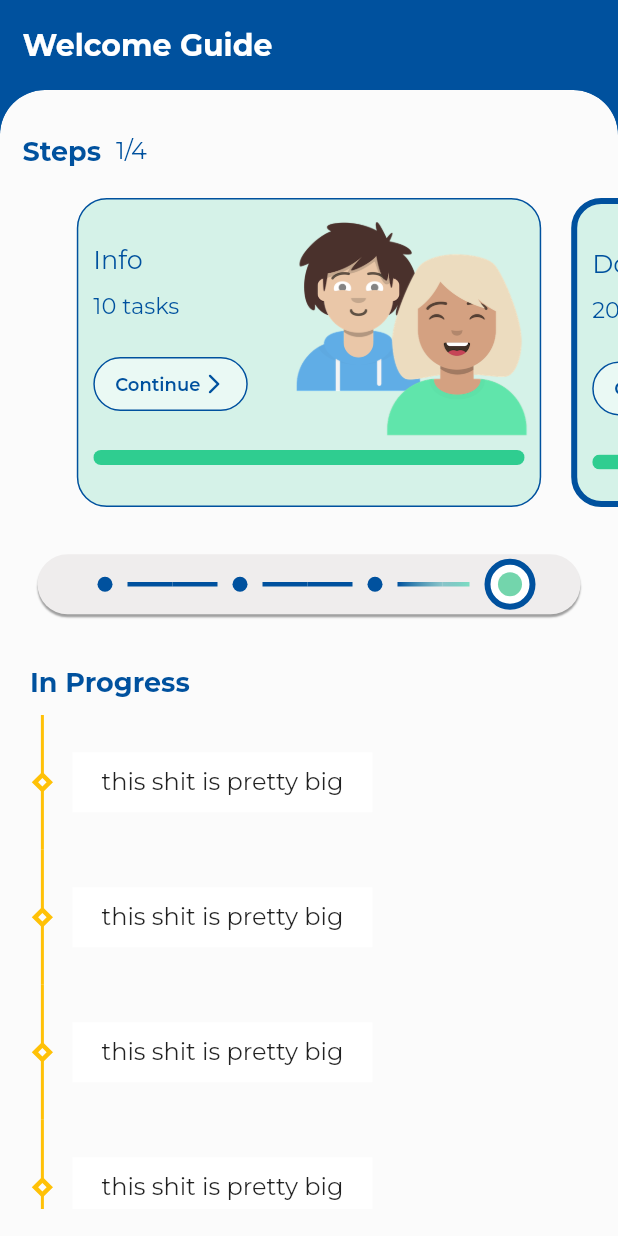
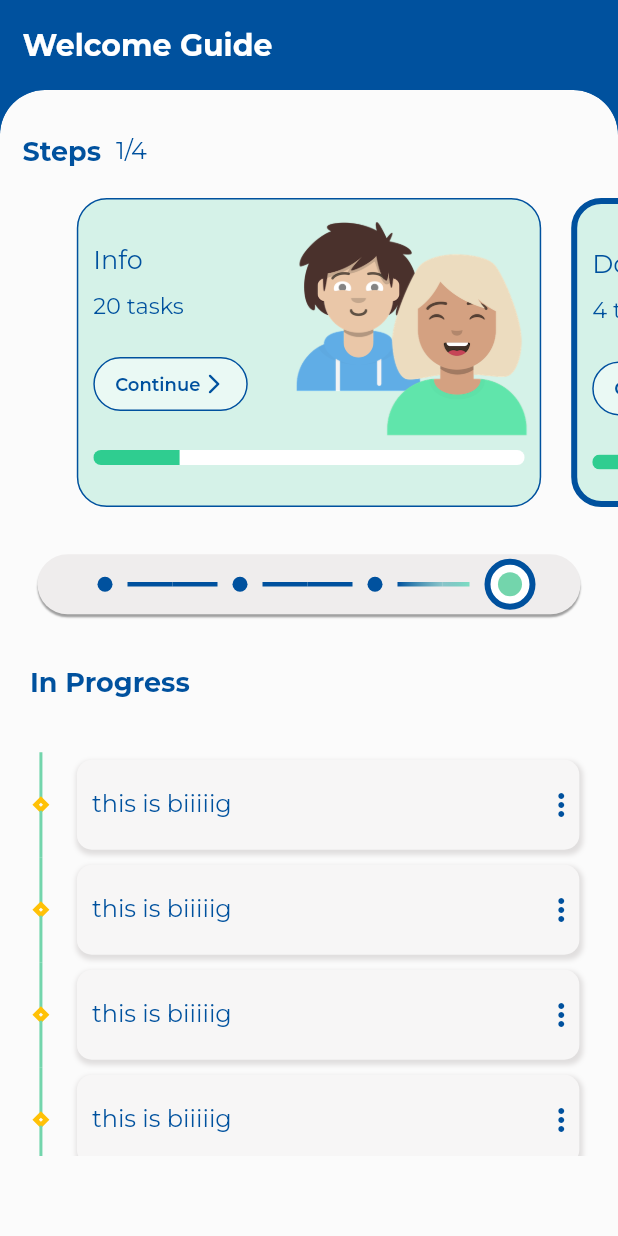
Before and after one commit to aazirani/guide_wizard, a Flutter app: the screen it shows after launch, on a phone screen of 412 x 824 dp. Run offline on Flutter 3.47's test engine with Material 2 defaults, Android fonts, the phone set to English and light mode, and no system bars; drawn by our look-alikes of carousel_slider, timelines; our stand-ins replace another_flushbar, dio, dotted_line, flutter_markdown, flutter_mobx, get_it and 7 more; missing offline and left inert: render_metrics, xxtea; generated files the repository leaves out were written again.

Commit message:
Update the name of the blocklist timeline file

```diff
--- a/lib/ui/compressed blocklist timeline/compressed_blocklist_timeline.dart
+++ b/lib/ui/compressed blocklist timeline/compressed_task_list_timeline.dart
@@ -1,6 +1,7 @@
 import 'package:flutter/material.dart';
 import 'package:timelines/timelines.dart';
 import '../../widgets/diamond_indicator.dart';
+import '../../constants/colors.dart';
 
 class CompressedBlocklistTimeline extends StatefulWidget {
   const CompressedBlocklistTimeline({Key? key}) : super(key: key);
@@ -18,8 +19,8 @@ class _CompressedBlocklistTimelineState
   @override
   Widget build(BuildContext context) {
     return Container(
-      // padding: EdgeInsets.only(left: 15),
-      height: _getScreenHeight() / 2.5,
+      padding: EdgeInsets.only(top: 25),
+      height: _getScreenHeight() / 2.8,
       width: double.infinity,
       // color: Colors.green,
       child: Align(
@@ -44,27 +45,59 @@ class _CompressedBlocklistTimelineState
           // scrollDirection: Axis.vertical,
           builder: TimelineTileBuilder(
             itemCount: 20,
-            itemExtent: 90,
-            contentsBuilder: (context, index) => Container(
-                margin: EdgeInsets.only(left: 15),
-                color: Colors.white,
-                width: 200,
-                height: 40,
-                child: Align(
-                    alignment: Alignment.center,
-                    child: Text("this shit is pretty big"))),
+            itemExtent: 70,
+            contentsBuilder: (context, index) => _buildContents(),
             indicatorBuilder: (context, index) => _buildIndicator(),
-            startConnectorBuilder: (context, index) => SolidLineConnector(
-                direction: Axis.vertical, color: Colors.amber),
-            endConnectorBuilder: (context, index) => SolidLineConnector(
-                direction: Axis.vertical, color: Colors.amber),
+            startConnectorBuilder: (context, index) => _buildConnector(),
+            endConnectorBuilder: (context, index) => _buildConnector(),
             // scrollDirection:
           )),
     );
   }
 
   Widget _buildIndicator() {
-    return Container(color: Colors.transparent, width: 10, height: 10, child: DiamondIndicator());
+    return Container(
+        color: Colors.transparent,
+        width: 8,
+        height: 8,
+        child: DiamondIndicator());
+  }
+
+  Widget _buildConnector() {
+    return SolidLineConnector(
+        direction: Axis.vertical, color: Color.fromARGB(255, 115, 213, 172));
+  }
+
+  Widget _buildContents() {
+    return Container(
+        margin: EdgeInsets.only(left: 20),
+        // color: Colors.white,
+        decoration: BoxDecoration(
+            color: Color.fromARGB(255, 247, 246, 246),
+            // border:
+            //     Border.all(width: 1, color: Color.fromARGB(255, 222, 224, 225)),
+            borderRadius: BorderRadius.all(Radius.circular(10)),
+            boxShadow: [BoxShadow(color: Color.fromARGB(255, 224, 222, 222), blurRadius: 2, offset: Offset(1, 2), spreadRadius: 1,)]),
+        width: _getScreenWidth() / 1.23,
+        height: 60,
+        child: Padding(
+          padding: const EdgeInsets.only(left: 10),
+          child: Row(
+            children: [
+              Align(
+                  alignment: Alignment.centerLeft,
+                  child: Text("this is biiiiig",
+                      style: TextStyle(
+                        color: AppColors.main_color,
+                        fontSize: 16,
+                      ))),
+              Spacer(),
+              Align(
+                  alignment: Alignment.centerRight,
+                  child: Icon(Icons.more_vert, color: AppColors.main_color)),
+            ],
+          ),
+        ));
   }
 
   Widget _buildNodeTimeline() {
@@ -92,9 +125,9 @@ class _CompressedBlocklistTimelineState
     );
   }
 
-  Widget _buildContents() {
-    // print(_getScreenWidth());
-    return Container(
-        width: 100, height: 30, child: Text("zoha"), color: Colors.amber);
-  }
+  // Widget _buildContents() {
+  //   // print(_getScreenWidth());
+  //   return Container(
+  //       width: 100, height: 30, child: Text("zoha"), color: Colors.amber);
+  // }
 }
--- a/lib/ui/home/home.dart
+++ b/lib/ui/home/home.dart
@@ -4,10 +4,11 @@ import '../../constants/colors.dart';
 import '../step slider/step_slider_widget.dart';
 import '../step timeline/step_timeline.dart';
 import '../../models/step/step.dart' as s;
+import '../../models/task/task.dart';
 import '../../utils/enums/enum.dart';
 import 'package:flutter_mobx/flutter_mobx.dart';
 import '../../stores/step/step_store.dart';
-import '../compressed blocklist timeline/compressed_blocklist_timeline.dart';
+import '../compressed blocklist timeline/compressed_task_list_timeline.dart';
 
 import 'package:timelines/timelines.dart';
 
@@ -26,14 +27,32 @@ class _HomeScreenState extends State<HomeScreen> {
 
   List<s.Step> steps = [
     s.Step(
-        title: "Info", numTasks: 10, percentage: 1, status: StepStatus.isDone),
+        title: "Info",
+        numTasks: 20,
+        percentage: 0.2,
+        status: StepStatus.isDone,
+        tasks: List<Task>.generate(10, (index) => Task(title: 'task $index'))),
     s.Step(
         title: "Documents",
-        numTasks: 20,
-        percentage: 0.2,
-        status: StepStatus.isPending),
-    s.Step(title: "Housing", numTasks: 4, percentage: 0),
-    s.Step(title: "University", numTasks: 12, percentage: 0)
+        numTasks: 4,
+        percentage: 1,
+        status: StepStatus.isPending,
+        tasks: [
+          Task(title: "Application Dates"),
+          Task(title: "Private Housing"),
+          Task(title: "Requirements"),
+          Task(title: "Language Certificate")
+        ]),
+    s.Step(
+        title: "Housing",
+        numTasks: 4,
+        percentage: 0,
+        tasks: List<Task>.generate(4, (index) => Task(title: 'task $index'))),
+    s.Step(
+        title: "University",
+        numTasks: 12,
+        percentage: 0,
+        tasks: List<Task>.generate(12, (index) => Task(title: "task $index")))
   ];
 
   @override
@@ -85,11 +104,20 @@ class _HomeScreenState extends State<HomeScreen> {
         child: Column(
           children: [
             Padding(
-                padding: EdgeInsets.only(top: 30, left: 15,),
+                padding: EdgeInsets.only(
+                  top: 30,
+                  left: 15,
+                ),
                 child: Row(children: [
-                  Text("Steps", style: TextStyle(color: AppColors.main_color, fontSize: 18, fontWeight: FontWeight.bold)),
+                  Text("Steps",
+                      style: TextStyle(
+                          color: AppColors.main_color,
+                          fontSize: 18,
+                          fontWeight: FontWeight.bold)),
                   SizedBox(width: 10),
-                  Observer(builder: (_) => Text("${stepStore.currentStep}/4", style: TextStyle(color: AppColors.main_color)))
+                  Observer(
+                      builder: (_) => Text("${stepStore.currentStep}/4",
+                          style: TextStyle(color: AppColors.main_color)))
                 ])),
             //step slider
             StepSliderWidget(
@@ -101,8 +129,11 @@ class _HomeScreenState extends State<HomeScreen> {
                 padding: EdgeInsets.only(left: 20, top: 10),
                 child: Align(
                     alignment: Alignment.centerLeft,
-                    child:
-                        Text("In Progress", style: TextStyle(fontSize: 18, color: AppColors.main_color, fontWeight: FontWeight.bold)))),
+                    child: Text("In Progress",
+                        style: TextStyle(
+                            fontSize: 18,
+                            color: AppColors.main_color,
+                            fontWeight: FontWeight.bold)))),
             SizedBox(height: 10),
             Container(
                 // margin: EdgeInsets.only(right: 0),
```
